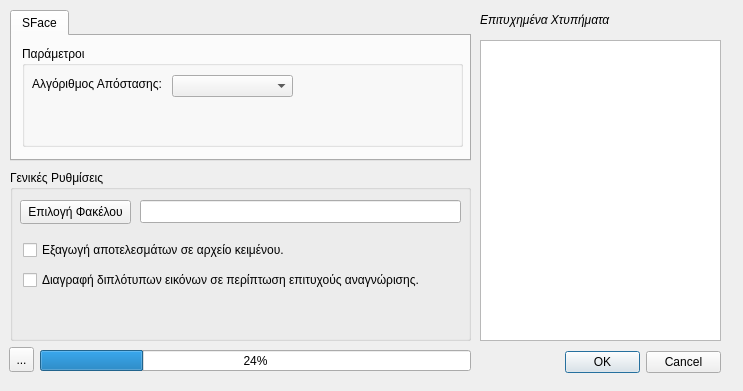
Old version of the form facerecognitiondialog.ui in the repository Felfired/Argus.
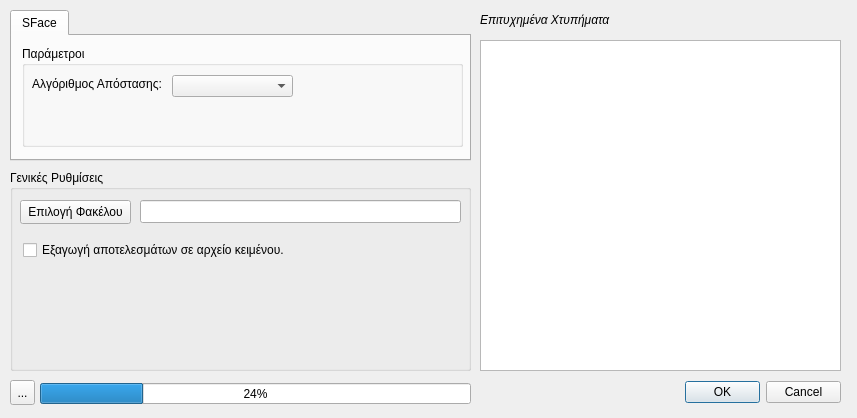
New version of the form. Icons and pictures are not drawn.

Patch:
```diff
--- a/facerecognitiondialog.ui
+++ b/facerecognitiondialog.ui
@@ -6,8 +6,8 @@
    <rect>
     <x>0</x>
     <y>0</y>
-    <width>743</width>
-    <height>391</height>
+    <width>857</width>
+    <height>418</height>
    </rect>
   </property>
   <property name="windowTitle">
@@ -76,8 +76,8 @@
     <rect>
      <x>480</x>
      <y>40</y>
-     <width>241</width>
-     <height>301</height>
+     <width>361</width>
+     <height>331</height>
     </rect>
    </property>
   </widget>
@@ -106,7 +106,7 @@
      <x>10</x>
      <y>170</y>
      <width>461</width>
-     <height>171</height>
+     <height>201</height>
     </rect>
    </property>
    <property name="title">
@@ -148,25 +148,12 @@
      <string>Εξαγωγή αποτελεσμάτων σε αρχείο κειμένου.</string>
     </property>
    </widget>
-   <widget class="QCheckBox" name="deleteDuplicateCheckBox">
-    <property name="geometry">
-     <rect>
-      <x>13</x>
-      <y>100</y>
-      <width>411</width>
-      <height>20</height>
-     </rect>
-    </property>
-    <property name="text">
-     <string>Διαγραφή διπλότυπων εικόνων σε περίπτωση επιτυχούς αναγνώρισης.</string>
-    </property>
-   </widget>
   </widget>
   <widget class="QProgressBar" name="progressBar">
    <property name="geometry">
     <rect>
      <x>40</x>
-     <y>350</y>
+     <y>383</y>
      <width>431</width>
      <height>21</height>
     </rect>
@@ -178,8 +165,8 @@
   <widget class="QDialogButtonBox" name="buttonBox">
    <property name="geometry">
     <rect>
-     <x>565</x>
-     <y>350</y>
+     <x>685</x>
+     <y>380</y>
      <width>156</width>
      <height>24</height>
     </rect>
@@ -191,8 +178,8 @@
   <widget class="QToolButton" name="stopButton">
    <property name="geometry">
     <rect>
-     <x>9</x>
-     <y>347</y>
+     <x>10</x>
+     <y>380</y>
      <width>25</width>
      <height>25</height>
     </rect>
```
